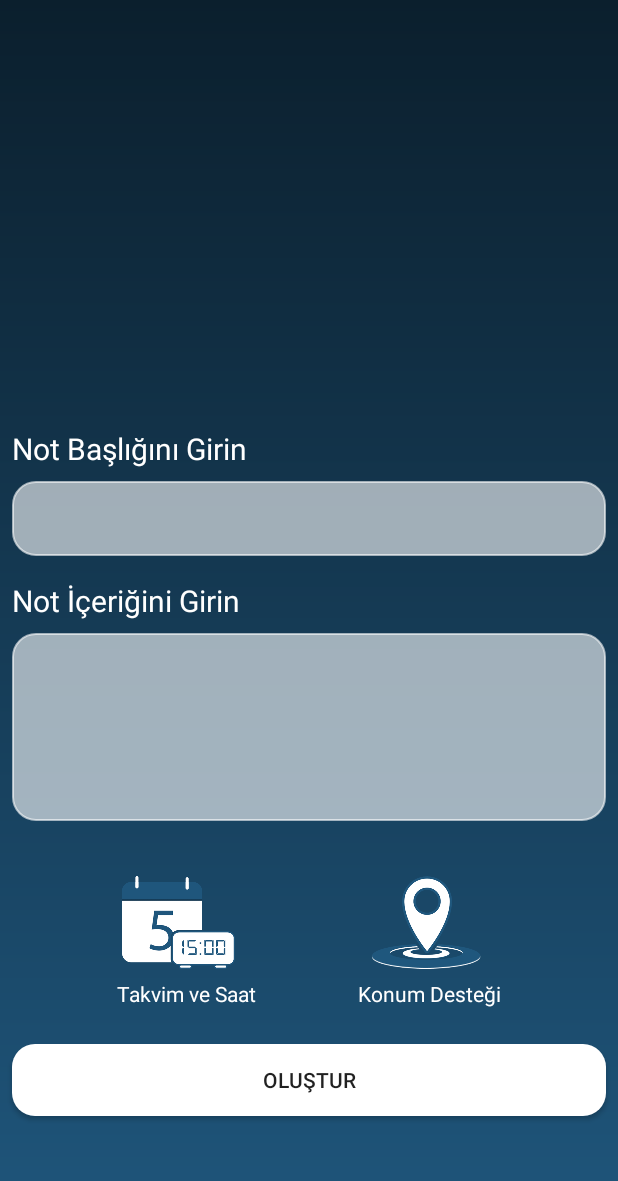
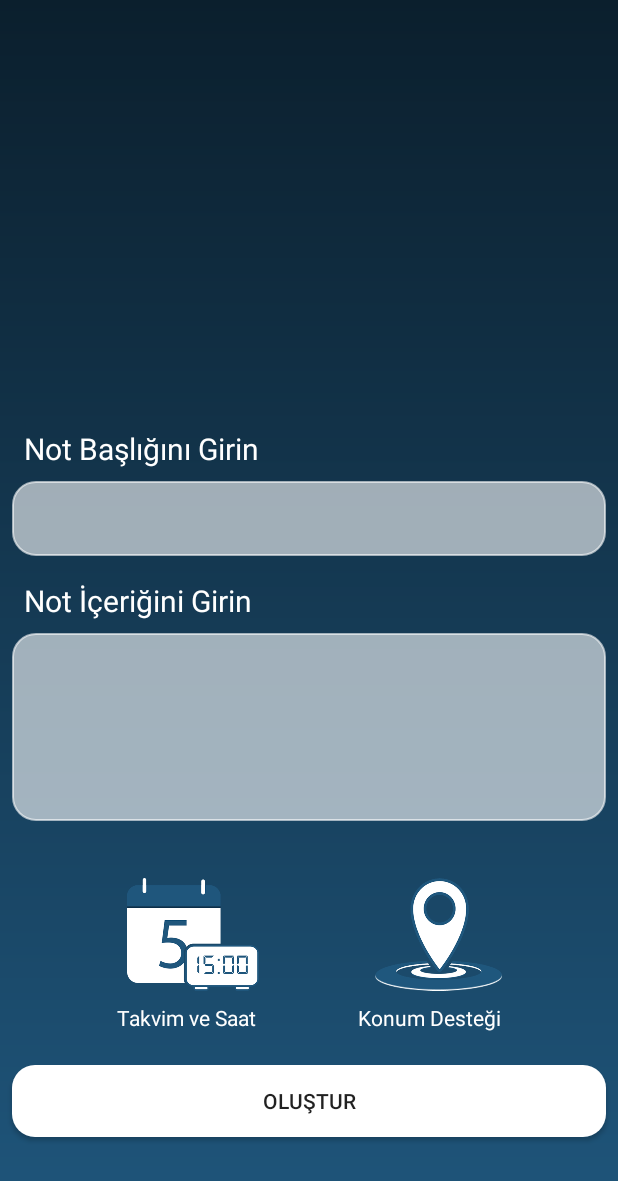
Before and after one commit to mustafacakar/BitirmeProjesi, an Android app: the NotEkle screen opened directly, with no data from a screen before it, on a phone screen of 412 x 824 dp. Shown: the top 1181 px of the screen. Run offline under Robolectric (Android 15) with nearby library versions, the phone set to English and light mode, and no system bars; our stand-ins replace Firebase (no records; nobody signed in at launch, a user with empty details on screens opened directly).

```diff
--- a/app/src/main/java/com/example/mustafa/switchtab/MainActivity.java
+++ b/app/src/main/java/com/example/mustafa/switchtab/MainActivity.java
@@ -1,5 +1,6 @@
 package com.example.mustafa.switchtab;
 
+import android.app.Activity;
 import android.content.Intent;
 import android.net.Uri;
 import android.os.Bundle;
@@ -8,6 +9,7 @@ import android.support.v4.view.ViewPager;
 import android.support.v7.app.AppCompatActivity;
 import android.support.v7.widget.Toolbar;
 import android.view.View;
+import android.widget.ListView;
 import android.widget.TextView;
 
 public class MainActivity extends AppCompatActivity implements Tab1.OnFragmentInteractionListener,Tab2.OnFragmentInteractionListener,Tab3.OnFragmentInteractionListener {
--- /dev/null
+++ b/app/src/main/res/drawable/not_konum_ekle_button.xml
@@ -0,0 +1,4 @@
+<?xml version="1.0" encoding="utf-8"?>
+<selector xmlns:android="http://schemas.android.com/apk/res/android">
+    <item android:drawable="@drawable/konum"/>
+</selector>
--- /dev/null
+++ b/app/src/main/res/drawable/not_tarih_saat_ekle_button.xml
@@ -0,0 +1,4 @@
+<?xml version="1.0" encoding="utf-8"?>
+<selector xmlns:android="http://schemas.android.com/apk/res/android">
+    <item android:drawable="@drawable/takvim_saat"/>
+</selector>
--- a/app/src/main/res/layout/activity_not_ekle.xml
+++ b/app/src/main/res/layout/activity_not_ekle.xml
@@ -12,80 +12,86 @@
         android:layout_width="0dp"
         android:layout_height="wrap_content"
         android:layout_marginBottom="511dp"
-        android:layout_marginEnd="8dp"
-        android:layout_marginLeft="8dp"
-        android:layout_marginRight="8dp"
+        android:layout_marginLeft="16dp"
         android:layout_marginStart="8dp"
+        android:paddingLeft="8dp"
         android:text="@string/notEkle_baslik"
+        android:textColor="@color/first_buttonArkaplan"
         android:textSize="20sp"
-        android:textColor="@color/first_buttonArkaplan"
         app:layout_constraintBottom_toBottomOf="parent"
         app:layout_constraintLeft_toLeftOf="parent"
+        android:layout_marginRight="16dp"
         app:layout_constraintRight_toRightOf="parent"
-        app:layout_constraintHorizontal_bias="0.0" />
+        android:layout_marginEnd="8dp" />
 
     <EditText
         android:id="@+id/notEkle_etBaslik"
-        android:layout_width="0dp"
+        android:layout_width="match_parent"
         android:layout_height="50dp"
         android:layout_marginEnd="8dp"
         android:layout_marginLeft="8dp"
         android:layout_marginRight="8dp"
         android:layout_marginStart="8dp"
         android:layout_marginTop="8dp"
+        android:background="@drawable/edit_text_tasarim"
         android:ems="10"
         android:inputType="textPersonName"
-        android:background="@drawable/edit_text_tasarim"
         app:layout_constraintLeft_toLeftOf="parent"
         app:layout_constraintRight_toRightOf="parent"
         app:layout_constraintTop_toBottomOf="@+id/notEkle_tvBaslik" />
 
     <TextView
         android:id="@+id/notEkle_tvIcerik"
-        android:layout_width="0dp"
+        android:layout_width="match_parent"
         android:layout_height="wrap_content"
         android:layout_marginEnd="8dp"
-        android:layout_marginLeft="8dp"
+        android:layout_marginLeft="16dp"
         android:layout_marginRight="8dp"
         android:layout_marginStart="8dp"
         android:layout_marginTop="16dp"
+        android:paddingLeft="8dp"
         android:text="@string/notEkle_icerik"
+        android:textColor="@color/first_buttonArkaplan"
         android:textSize="20sp"
-        android:textColor="@color/first_buttonArkaplan"
+        app:layout_constraintHorizontal_bias="0.0"
         app:layout_constraintLeft_toLeftOf="parent"
         app:layout_constraintRight_toRightOf="parent"
-        app:layout_constraintTop_toBottomOf="@+id/notEkle_etBaslik"
-        app:layout_constraintHorizontal_bias="0.0" />
+        app:layout_constraintTop_toBottomOf="@+id/notEkle_etBaslik" />
 
     <EditText
         android:id="@+id/notEkle_etIcerik"
-        android:layout_width="0dp"
+        android:layout_width="match_parent"
         android:layout_height="125dp"
         android:layout_marginEnd="8dp"
         android:layout_marginLeft="8dp"
         android:layout_marginRight="8dp"
         android:layout_marginStart="8dp"
         android:layout_marginTop="8dp"
+        android:background="@drawable/edit_text_tasarim"
         android:ems="10"
+        android:gravity="top"
         android:inputType="textMultiLine"
+        android:paddingBottom="5dp"
         android:paddingTop="5dp"
-        android:paddingBottom="5dp"
-        android:gravity="top"
-        android:background="@drawable/edit_text_tasarim"
         app:layout_constraintLeft_toLeftOf="parent"
         app:layout_constraintRight_toRightOf="parent"
         app:layout_constraintTop_toBottomOf="@+id/notEkle_tvIcerik" />
 
-    <ImageView
-        android:id="@+id/notEkle_ivTakvim"
-        android:layout_width="75dp"
+    <Button
+        android:id="@+id/notEkle_btnTakvim"
+        android:layout_width="88dp"
         android:layout_height="75dp"
-        app:srcCompat="@drawable/takvim_saat"
-        android:layout_marginLeft="81dp"
+        android:layout_marginTop="38dp"
+        android:background="@drawable/takvim_saat"
+        android:onClick="takvimAc"
+        app:layout_constraintTop_toBottomOf="@+id/notEkle_etIcerik"
+        android:layout_marginLeft="8dp"
         app:layout_constraintLeft_toLeftOf="parent"
-        android:layout_marginTop="30dp"
-        app:layout_constraintTop_toBottomOf="@+id/notEkle_etIcerik"
-        android:layout_marginStart="81dp" />
+        android:layout_marginRight="8dp"
+        app:layout_constraintRight_toRightOf="parent"
+        app:layout_constraintHorizontal_bias="0.249"
+        android:layout_marginStart="8dp"
+        android:layout_marginEnd="8dp" />
 
     <TextView
         android:id="@+id/notEkle_tvTakvim"
@@ -98,20 +104,22 @@
         app:layout_constraintHorizontal_bias="0.23"
         app:layout_constraintLeft_toLeftOf="parent"
         app:layout_constraintRight_toRightOf="parent"
-        app:layout_constraintTop_toBottomOf="@+id/notEkle_ivTakvim"
         android:layout_marginStart="8dp"
-        android:layout_marginEnd="8dp" />
+        android:layout_marginEnd="8dp"
+        android:layout_marginTop="8dp"
+        app:layout_constraintTop_toBottomOf="@+id/notEkle_btnTakvim" />
 
-    <ImageView
-        android:id="@+id/notEkle_ivKonum"
-        android:layout_width="75dp"
+    <Button
+        android:id="@+id/notEkle_btnKonum"
+        android:layout_width="88dp"
         android:layout_height="75dp"
+        android:onClick="konumSec"
+        android:background="@drawable/konum"
+        app:layout_constraintTop_toTopOf="@+id/notEkle_btnTakvim"
+        app:layout_constraintLeft_toRightOf="@+id/notEkle_btnTakvim"
         android:layout_marginLeft="8dp"
         android:layout_marginRight="8dp"
-        app:layout_constraintLeft_toRightOf="@+id/notEkle_ivTakvim"
         app:layout_constraintRight_toRightOf="parent"
-        app:layout_constraintTop_toTopOf="@+id/notEkle_ivTakvim"
-        app:srcCompat="@drawable/konum"
         android:layout_marginStart="8dp"
         android:layout_marginEnd="8dp" />
 
@@ -126,25 +134,26 @@
         app:layout_constraintHorizontal_bias="0.462"
         app:layout_constraintLeft_toRightOf="@+id/notEkle_tvTakvim"
         app:layout_constraintRight_toRightOf="parent"
-        app:layout_constraintTop_toTopOf="@+id/notEkle_tvTakvim"
         android:layout_marginStart="8dp"
-        android:layout_marginEnd="8dp" />
+        android:layout_marginEnd="8dp"
+        android:layout_marginTop="8dp"
+        app:layout_constraintTop_toBottomOf="@+id/notEkle_btnKonum" />
 
     <Button
         android:id="@+id/notEkle_btnOlustur"
-        android:layout_width="match_parent"
+        android:layout_width="0dp"
         android:layout_height="wrap_content"
         android:layout_marginEnd="8dp"
         android:layout_marginLeft="8dp"
         android:layout_marginRight="8dp"
         android:layout_marginStart="8dp"
-        android:layout_marginTop="24dp"
         android:background="@drawable/first_activity_buttons"
         android:onClick="olustur"
         android:text="Oluştur"
         app:layout_constraintHorizontal_bias="0.0"
         app:layout_constraintLeft_toLeftOf="parent"
         app:layout_constraintRight_toRightOf="parent"
+        android:layout_marginTop="22dp"
         app:layout_constraintTop_toBottomOf="@+id/notEkle_tvTakvim" />
 
 </android.support.constraint.ConstraintLayout>
--- a/build.gradle
+++ b/build.gradle
@@ -6,6 +6,7 @@ buildscript {
     }
     dependencies {
         classpath 'com.android.tools.build:gradle:2.3.3'
+        classpath 'com.google.gms:google-services:3.1.0'
 
         // NOTE: Do not place your application dependencies here; they belong
         // in the individual module build.gradle files
```
Also changed, not shown: app/src/main/java/com/example/mustafa/switchtab/FirebaseAdapter.java (+37 -0 lines), app/src/main/java/com/example/mustafa/switchtab/NotEkle.java (+4 -5 lines), app/src/main/java/com/example/mustafa/switchtab/NotGosterAdapter.java (added, +68 -0 lines), app/src/main/java/com/example/mustafa/switchtab/Tab1.java (+25 -2 lines), app/src/main/res/drawable/not_baslik_arkaplan.xml (added, +10 -0 lines), app/src/main/res/drawable/not_icerik_arkaplan.xml (added, +9 -0 lines), app/src/main/res/layout/fragment_tab1.xml (+18 -3 lines), app/src/main/res/layout/not_gorunum.xml (added, +32 -0 lines), app/src/main/res/drawable/not_ekle.png.
